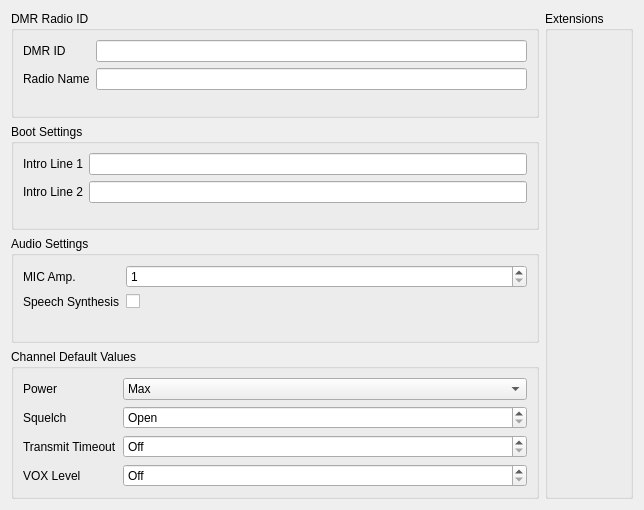
Qt form src/generalsettingsview.ui (hmatuschek/qdmr) before a commit.
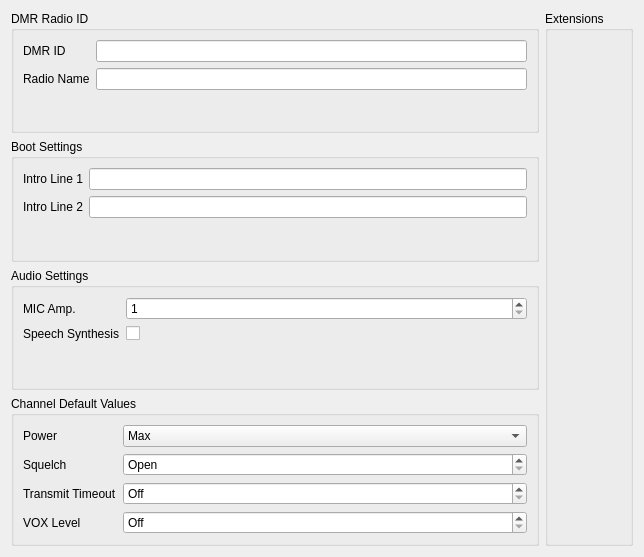
The same form after that commit. Custom widgets are drawn as their Qt base class.

Commit message: Fixed default size of main window. (#780)

```diff
--- a/src/generalsettingsview.ui
+++ b/src/generalsettingsview.ui
@@ -7,7 +7,7 @@
     <x>0</x>
     <y>0</y>
     <width>644</width>
-    <height>510</height>
+    <height>557</height>
    </rect>
   </property>
   <property name="windowTitle">
```
The commit also changes 1 other file.
